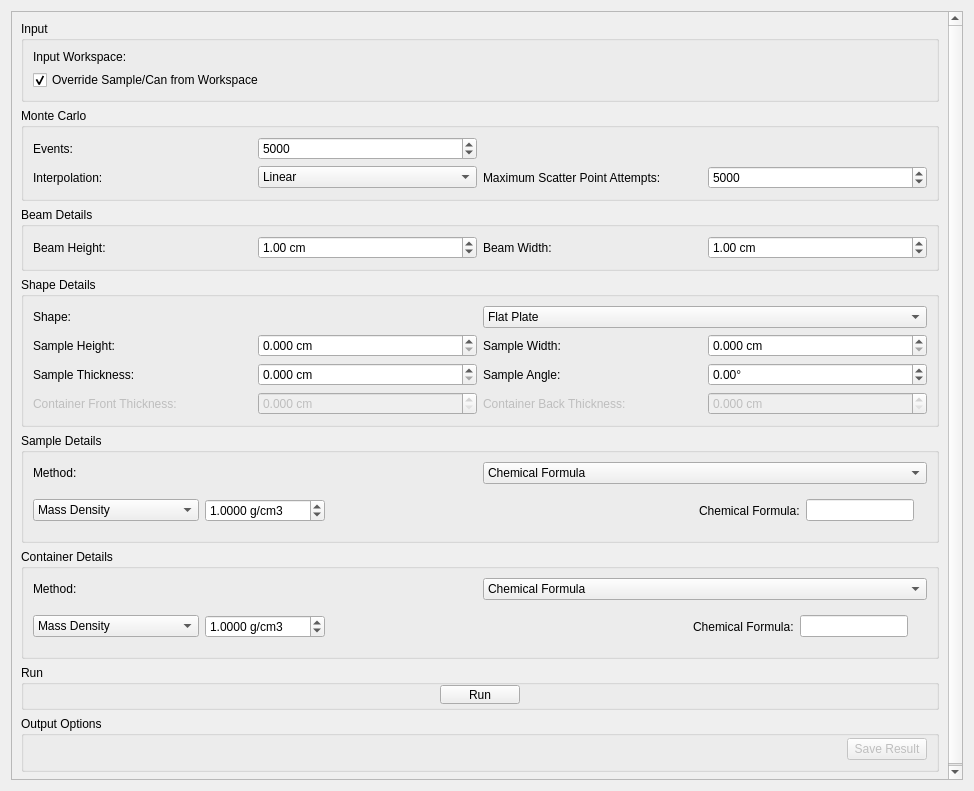
Before: the Qt Designer form qt/scientific_interfaces/Indirect/AbsorptionCorrections.ui in mantidproject/mantid, drawn with Qt 5.
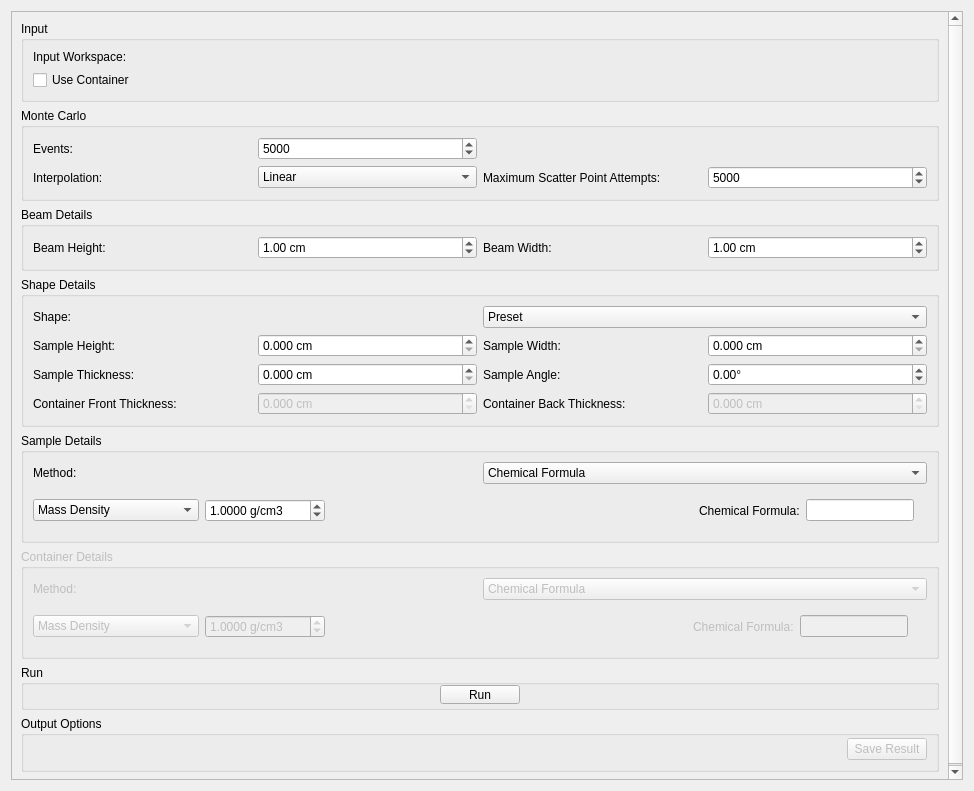
After: the same form once the commit is applied. The open tabs and pages were chosen to show the change. Custom widgets are drawn as their Qt base class.

Commit message: Updates to indirect corrections ui and cpp handler RE #29899

What changed in the file:
```diff
--- a/qt/scientific_interfaces/Indirect/AbsorptionCorrections.ui
+++ b/qt/scientific_interfaces/Indirect/AbsorptionCorrections.ui
@@ -2,6 +2,9 @@
 <ui version="4.0">
  <class>AbsorptionCorrections</class>
  <widget class="QWidget" name="AbsorptionCorrections">
+  <property name="enabled">
+   <bool>true</bool>
+  </property>
   <property name="geometry">
    <rect>
     <x>0</x>
@@ -35,16 +38,6 @@
           <string>Input</string>
          </property>
          <layout class="QGridLayout" name="gridLayout_11">
-          <item row="1" column="0">
-           <widget class="QCheckBox" name="overrideShape">
-            <property name="text">
-             <string>Override Sample/Can from Workspace</string>
-            </property>
-            <property name="checked">
-             <bool>true</bool>
-            </property>
-           </widget>
-          </item>
           <item row="0" column="1">
            <widget class="MantidQt::MantidWidgets::DataSelector" name="dsSampleInput" native="true">
             <property name="sizePolicy">
@@ -76,6 +69,19 @@
             </property>
            </widget>
           </item>
+          <item row="1" column="0">
+           <widget class="QCheckBox" name="cbUseCan">
+            <property name="maximumSize">
+             <size>
+              <width>16777208</width>
+              <height>16777215</height>
+             </size>
+            </property>
+            <property name="text">
+             <string>Use Container</string>
+            </property>
+           </widget>
+          </item>
           <item row="0" column="0">
            <widget class="QLabel" name="lbSampleInput">
             <property name="text">
@@ -252,6 +258,14 @@
             </item>
             <item>
              <widget class="QComboBox" name="cbShape">
+              <property name="currentText">
+               <string>Preset</string>
+              </property>
+              <item>
+               <property name="text">
+                <string>Preset</string>
+               </property>
+              </item>
               <item>
                <property name="text">
                 <string>Flat Plate</string>
@@ -282,6 +296,7 @@
             <property name="currentIndex">
              <number>0</number>
             </property>
+            <widget class="QWidget" name="pgAbsCorPreset"/>
             <widget class="QWidget" name="pgAbsCorFlatPlate">
              <layout class="QGridLayout" name="loFlatPlate">
               <property name="leftMargin">
@@ -359,7 +374,7 @@
               <item row="3" column="0">
                <widget class="QLabel" name="lbFlatCanFrontThickness">
                 <property name="enabled">
-                 <bool>false</bool>
+                 <bool>true</bool>
                 </property>
                 <property name="text">
                  <string>Container Front Thickness:</string>
@@ -405,7 +420,7 @@
               <item row="3" column="2">
                <widget class="QLabel" name="lbFlatCanBackThickness">
                 <property name="enabled">
-                 <bool>false</bool>
+                 <bool>true</bool>
                 </property>
                 <property name="text">
                  <string>Container Back Thickness:</string>
@@ -512,7 +527,7 @@
               <item row="6" column="0">
                <widget class="QLabel" name="lbAnnCanInnerRadius">
                 <property name="enabled">
-                 <bool>false</bool>
+                 <bool>true</bool>
                 </property>
                 <property name="text">
                  <string>Inner Container Inner Radius:</string>
@@ -522,7 +537,7 @@
               <item row="6" column="2">
                <widget class="QLabel" name="lbAnnCanOuterRadius">
                 <property name="enabled">
-                 <bool>false</bool>
+                 <bool>true</bool>
                 </property>
                 <property name="text">
                  <string>Outer Container Outer Radius:</string>
@@ -615,7 +630,7 @@
               <item row="2" column="2">
                <widget class="QLabel" name="lbCylCanOuterRadius">
                 <property name="enabled">
-                 <bool>false</bool>
+                 <bool>true</bool>
                 </property>
                 <property name="text">
                  <string>Container Outer Radius</string>
@@ -918,7 +933,7 @@
        <item>
         <widget class="QGroupBox" name="gbContainerDetails">
          <property name="enabled">
-          <bool>true</bool>
+          <bool>false</bool>
          </property>
          <property name="title">
           <string>Container Details</string>
```
Left out of the diff: 75 changed lines with no effect on the pictures. The commit also changes 1 other file.
